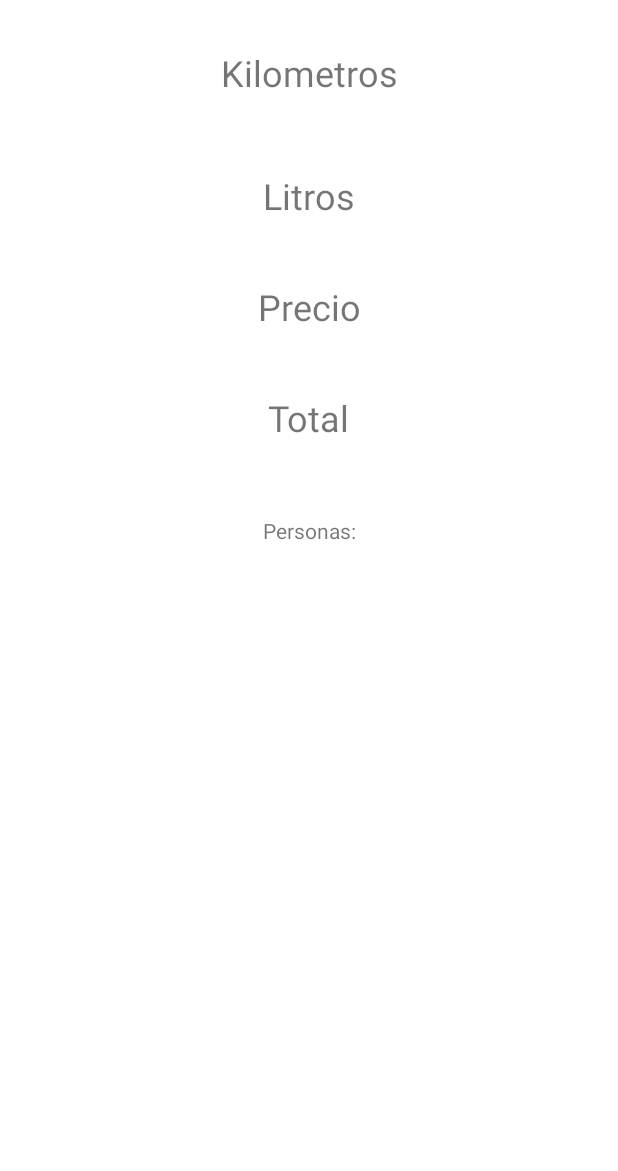
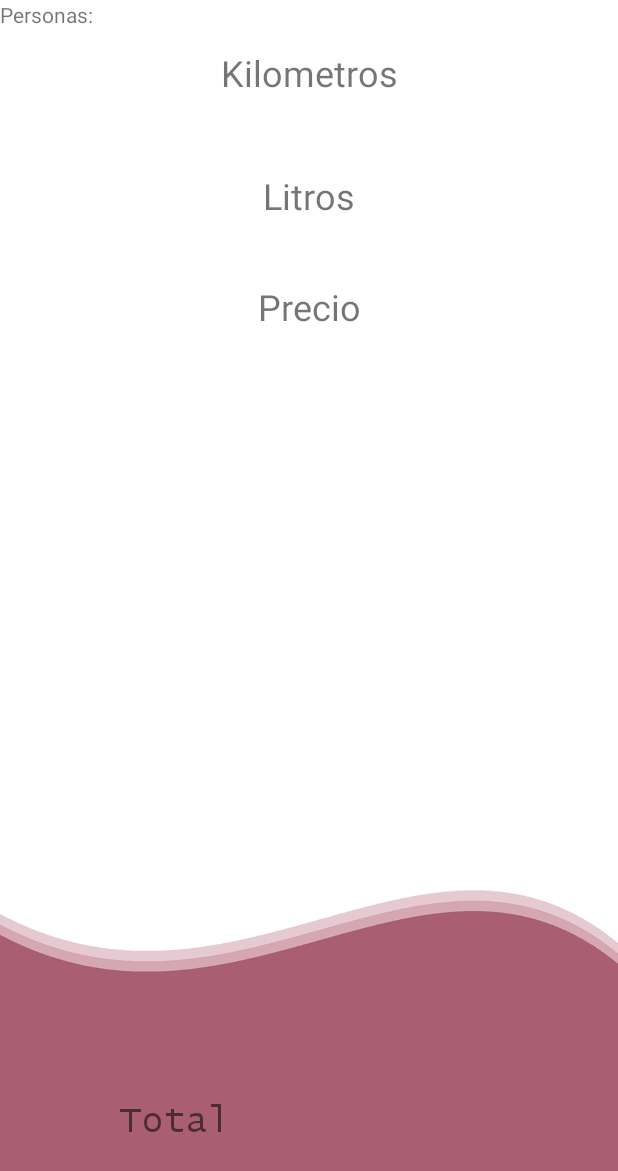
Before and after one commit to SrLario/organify, an Android app: the FinalGasolineCostScreen screen opened directly, with no data from a screen before it, on a phone screen of 412 x 824 dp. Shown: the top 1171 px of the screen. Run offline under Robolectric (Android 15) with nearby library versions, the phone set to English and light mode, and no system bars; 11 statements that could not run were skipped.

Commit message:
UltimateScreen

```diff
--- a/Organify/app/src/main/res/layout/activity_final_gasoline_cost_screen.xml
+++ b/Organify/app/src/main/res/layout/activity_final_gasoline_cost_screen.xml
@@ -4,6 +4,7 @@
     xmlns:tools="http://schemas.android.com/tools"
     android:layout_width="match_parent"
     android:layout_height="match_parent"
+    android:background="?attr/background_image_3"
     tools:context=".FinalGasolineCostScreen">
 
     <TextView
@@ -64,48 +65,49 @@
         android:layout_width="57dp"
         android:layout_height="17dp"
         android:layout_marginTop="8dp"
-        android:text="TextView"
-        app:layout_constraintEnd_toEndOf="parent"
-        app:layout_constraintStart_toStartOf="parent"
-        app:layout_constraintTop_toBottomOf="@+id/title_price" />
+        android:text="TextView"/>
 
-    <TextView
-        android:id="@+id/title_total"
-        android:layout_width="wrap_content"
-        android:layout_height="wrap_content"
-        android:layout_marginTop="16dp"
-        android:text="Total"
-        android:textSize="24sp"
-        app:layout_constraintEnd_toEndOf="parent"
-        app:layout_constraintStart_toStartOf="parent"
-        app:layout_constraintTop_toBottomOf="@+id/price" />
-
-    <TextView
-        android:id="@+id/total"
-        android:layout_width="57dp"
-        android:layout_height="17dp"
-        android:layout_marginTop="8dp"
-        android:text="TextView"
-        app:layout_constraintEnd_toEndOf="parent"
-        app:layout_constraintStart_toStartOf="parent"
-        app:layout_constraintTop_toBottomOf="@+id/title_total" />
 
     <TextView
         android:id="@+id/title_people"
         android:layout_width="wrap_content"
         android:layout_height="wrap_content"
         android:layout_marginTop="24dp"
-        android:text="Personas:"
-        app:layout_constraintEnd_toEndOf="parent"
-        app:layout_constraintStart_toStartOf="parent"
-        app:layout_constraintTop_toBottomOf="@+id/total" />
+        android:text="Personas:"/>
 
     <TextView
         android:id="@+id/people"
         android:layout_width="wrap_content"
         android:layout_height="wrap_content"
+        android:text="TextView"/>
+
+
+    //TOTAL title
+
+    <TextView
+        android:id="@+id/title_total"
+        android:layout_width="wrap_content"
+        android:layout_height="wrap_content"
+        android:layout_marginStart="80dp"
+        android:layout_marginLeft="80dp"
+        android:layout_marginBottom="64dp"
+        android:text="Total"
+        android:fontFamily="@font/lucida_console"
+        android:textSize="24sp"
+        app:layout_constraintBottom_toBottomOf="parent"
+        app:layout_constraintStart_toStartOf="parent" />
+    //TOTAL descripton
+
+    <TextView
+        android:id="@+id/total"
+        android:layout_width="wrap_content"
+        android:layout_height="wrap_content"
+        android:layout_marginEnd="80dp"
+        android:layout_marginRight="80dp"
+        android:layout_marginBottom="64dp"
+        android:fontFamily="@font/lucida_console"
         android:text="TextView"
-        app:layout_constraintEnd_toEndOf="parent"
-        app:layout_constraintStart_toStartOf="parent"
-        app:layout_constraintTop_toBottomOf="@+id/title_people" />
+        android:textSize="24sp"
+        app:layout_constraintBottom_toBottomOf="parent"
+        app:layout_constraintEnd_toEndOf="parent" />
 </androidx.constraintlayout.widget.ConstraintLayout>
--- a/Organify/app/src/main/res/values-night/themes.xml
+++ b/Organify/app/src/main/res/values-night/themes.xml
@@ -19,5 +19,6 @@
         <item name="background_color_grey">@color/diesel_A</item>
         <item name="background_image">@drawable/backgrround_lake_blue_dark_theme</item>
         <item name="background_image_2">@drawable/backgrround_lake_blue_dark_theme_2</item>
+        <item name="background_image_3">@drawable/backgrround_lake_blue_bot_dark_theme</item>
     </style>
 </resources>
--- a/Organify/app/src/main/res/values/attrs.xml
+++ b/Organify/app/src/main/res/values/attrs.xml
@@ -8,5 +8,6 @@
         <attr name="background_color_grey" format="color"/>
         <attr name="background_image" format="reference"/>
         <attr name="background_image_2" format="reference"/>
+        <attr name="background_image_3" format="reference"/>
     </declare-styleable>
 </resources>
--- a/Organify/app/src/main/res/values/themes.xml
+++ b/Organify/app/src/main/res/values/themes.xml
@@ -19,6 +19,6 @@
         <item name="background_color_grey">@color/white</item>
         <item name="background_image">@drawable/backgrround_lake_blue</item>
         <item name="background_image_2">@drawable/backgrround_lake_blue_2</item>
-
+        <item name="background_image_3">@drawable/backgrround_lake_blue_bot</item>
     </style>
 </resources>
```
Also changed, not shown: Organify/app/src/main/res/drawable/backgrround_lake_blue_bot.png (added), Organify/app/src/main/res/drawable/backgrround_lake_blue_bot_dark_theme.png (added).
